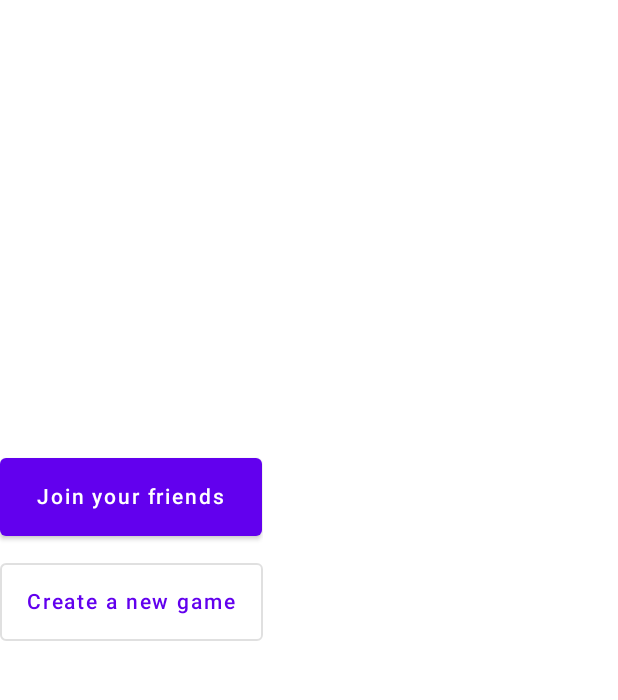
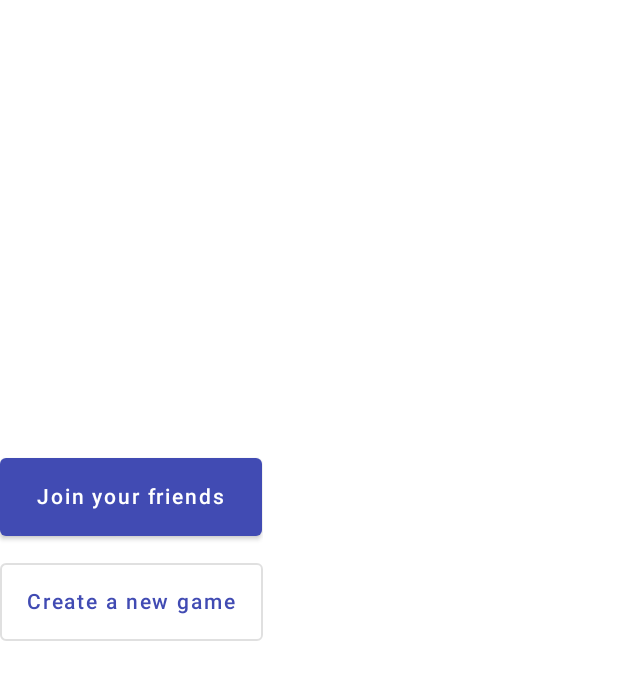
Before and after one commit to betocrod/XYLO, an Android app built with Jetpack Compose: the @Preview function Preview, on a phone screen of 412 x 824 dp, the part 395-1095 px from its top. Run offline under Robolectric (Android 15) with nearby library versions, the phone set to English and light mode, and no system bars.

Commit message:
first delivery

```diff
--- a/app/src/main/java/com/kojingu/xylo/screens/MainActivity.kt
+++ /dev/null
@@ -1,27 +0,0 @@
-
-package com.kojingu.xylo.screens
-
-import android.os.Bundle
-import androidx.activity.ComponentActivity
-import androidx.activity.compose.setContent
-import androidx.compose.runtime.Composable
-import androidx.compose.ui.tooling.preview.Preview
-import com.kojingu.xylo.ui.theme.XYLOTheme
-
-class MainActivity : ComponentActivity() {
-    override fun onCreate(savedInstanceState: Bundle?) {
-        super.onCreate(savedInstanceState)
-        setContent {
-            XYLOTheme {
-                    WelcomeScreen()
-                }
-            }
-        }
-    }
-@Preview(showSystemUi = true)
-@Composable
-fun Preview() {
-    XYLOTheme {
-        WelcomeScreen()
-    }
-}
--- a/app/src/main/java/com/kojingu/xylo/screens/WelcomeScreen.kt
+++ b/app/src/main/java/com/kojingu/xylo/screens/WelcomeScreen.kt
@@ -3,10 +3,8 @@ package com.kojingu.xylo.screens
 import androidx.compose.foundation.layout.Column
 import androidx.compose.foundation.layout.PaddingValues
 import androidx.compose.foundation.layout.padding
-import androidx.compose.material.Button
-import androidx.compose.material.OutlinedButton
-import androidx.compose.material.Surface
-import androidx.compose.material.Text
+import androidx.compose.material.*
+import androidx.compose.material.MaterialTheme.colors
 import androidx.compose.runtime.Composable
 import androidx.compose.ui.Alignment
 import androidx.compose.ui.Modifier
@@ -17,11 +15,12 @@ import androidx.compose.ui.tooling.preview.Preview
 import androidx.compose.ui.unit.dp
 import androidx.compose.ui.unit.sp
 import com.kojingu.xylo.R
+import com.kojingu.xylo.ui.theme.Mainbluestate
 
 @Composable
 fun WelcomeScreen() {
     Column(
-        horizontalAlignment = Alignment.CenterHorizontally,
+        horizontalAlignment = Alignment.CenterHorizontally
     ) {
         Title()
         Buttons(
@@ -54,16 +53,23 @@ fun Buttons(
         modifier = Modifier.padding(top = 145.dp)
     ) {
         Button(
+            colors = ButtonDefaults.buttonColors(backgroundColor = Mainbluestate),
             onClick = { onJoinClick() },
             contentPadding = PaddingValues(horizontal = 24.5.dp, vertical = 18.dp),
             modifier = Modifier.padding(bottom = 18.dp)
         ) {
-            Text(text = stringResource(R.string.button_join))
+            Text(
+                text = stringResource(R.string.button_join),
+                color = Color.White
+                )
         }
         OutlinedButton(
             onClick = { onNewGameClick() }, contentPadding = PaddingValues(18.dp)
         ) {
-            Text(text = stringResource(R.string.button_new_game))
+            Text(
+                text = stringResource(R.string.button_new_game),
+                color = Mainbluestate
+                )
         }
     }
 }
--- a/app/src/main/java/com/kojingu/xylo/ui/theme/Color.kt
+++ b/app/src/main/java/com/kojingu/xylo/ui/theme/Color.kt
@@ -11,3 +11,4 @@ val Grey900 = Color(0xFF202124)
 val Grey700 = Color(0xFF5F6368)
 val Green50 = Color(0xFFE6F4EA)
 val Green100 = Color(0xFFCEEAD6)
+val Mainbluestate = Color(0xFF414bb3)
```
